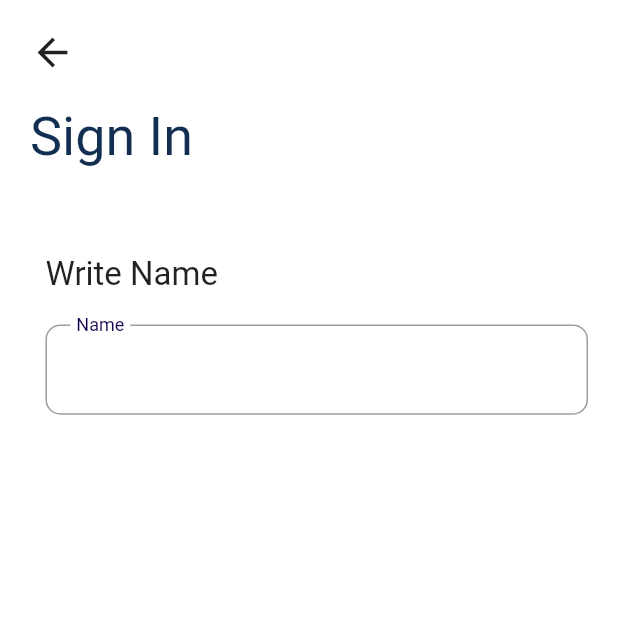
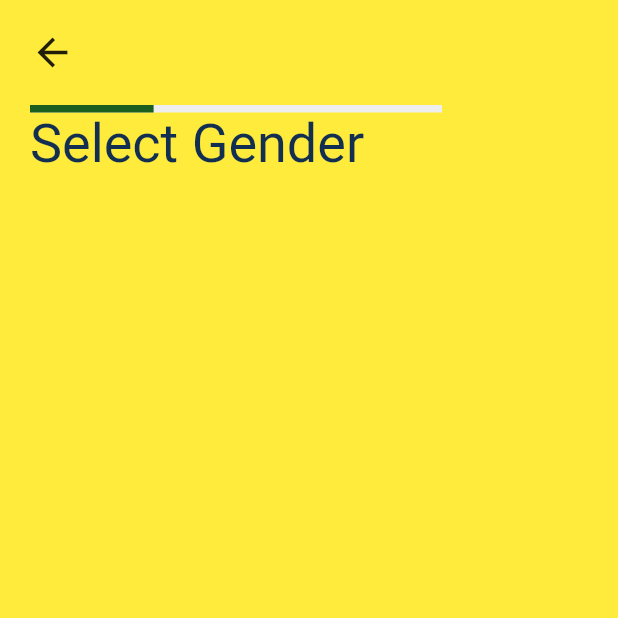
Before and after one commit to sajibAdhi/pencilbox_ui_app_batch21, a Flutter app: the screen it shows after launch, on a phone screen of 412 x 824 dp, the top half of it. Run offline on Flutter 3.47's test engine with Material 2 defaults, Android fonts, the phone set to English and light mode, and no system bars; our stand-ins replace font_awesome_flutter.

Commit message:
AppLayout done

```diff
--- a/lib/main.dart
+++ b/lib/main.dart
@@ -1,4 +1,4 @@
-import 'package:exam3/screens/sign_in_page.dart';
+import 'package:exam3/screens/account/select_gender_page.dart';
 import 'package:flutter/material.dart';
 
 void main() {
@@ -12,7 +12,7 @@
   Widget build(BuildContext context) {
     return MaterialApp(
       debugShowCheckedModeBanner: false,
-      home: SignInPage(),
+      home: SelectGenderPage(),
     );
   }
 }
--- /dev/null
+++ b/lib/screens/account/select_gender_page.dart
@@ -0,0 +1,36 @@
+import 'package:exam3/screens/layout/app_layout.dart';
+import 'package:exam3/widgets/custom_back_button.dart';
+import 'package:exam3/widgets/custom_title.dart';
+import 'package:flutter/material.dart';
+
+class SelectGenderPage extends StatelessWidget {
+  const SelectGenderPage({Key? key}) : super(key: key);
+
+  @override
+  Widget build(BuildContext context) {
+    final _size = MediaQuery.of(context).size;
+    return Scaffold(
+      body: SafeArea(
+          child: Stack(
+        children: [
+          AppLayout(
+            widgets: [
+              CustomBackButton(),
+              Container(
+                alignment: Alignment.center,
+                width: _size.width / 1.5,
+                child: LinearProgressIndicator(
+                  backgroundColor: Colors.grey[200],
+                  color: Colors.green[900],
+                  minHeight: 5,
+                  value: 0.3,
+                ),
+              ),
+              CustomTitle(title: 'Select Gender'),
+            ],
+          ),
+        ],
+      )),
+    );
+  }
+}
--- /dev/null
+++ b/lib/screens/layout/app_layout.dart
@@ -0,0 +1,23 @@
+import 'package:exam3/widgets/custom_back_button.dart';
+import 'package:exam3/widgets/custom_title.dart';
+import 'package:flutter/material.dart';
+
+class AppLayout extends StatelessWidget {
+  final List<Widget> widgets;
+  const AppLayout({Key? key, required this.widgets}) : super(key: key);
+
+  @override
+  Widget build(BuildContext context) {
+    final _size = MediaQuery.of(context).size;
+    return Container(
+      height: _size.height,
+      width: _size.width,
+      color: Colors.yellow,
+      padding: EdgeInsets.symmetric(horizontal: 20.0),
+      child: Column(
+        crossAxisAlignment: CrossAxisAlignment.start,
+        children: widgets,
+      ),
+    );
+  }
+}
--- a/lib/screens/sign_in_page.dart
+++ b/lib/screens/sign_in_page.dart
@@ -19,7 +19,7 @@
               crossAxisAlignment: CrossAxisAlignment.start,
               children: [
                 CustomBackButton(),
-                CustomTitle(),
+                CustomTitle(title: "Sign In"),
                 SizedBox(height: _size.height / 50),
                 Padding(
                   padding: EdgeInsets.only(
--- a/lib/screens/skills.dart
+++ b/lib/screens/skills.dart
@@ -1,8 +1,5 @@
-// import 'package:exams/exam4/widgets/custom_skills_card.dart';
 // import 'package:flutter/cupertino.dart';
 // import 'package:flutter/material.dart';
-// import 'package:percent_indicator/linear_percent_indicator.dart';
-// import 'account.dart';
 
 // class SkillsPage extends StatelessWidget {
 //   const SkillsPage({Key? key}) : super(key: key);
--- a/lib/widgets/custom_back_button.dart
+++ b/lib/widgets/custom_back_button.dart
@@ -6,7 +6,9 @@
   @override
   Widget build(BuildContext context) {
     return GestureDetector(
-      onTap: () {},
+      onTap: () {
+        Navigator.pop(context);
+      },
       child: new Container(
         padding: EdgeInsets.symmetric(vertical: 20),
         child: Icon(
--- a/lib/widgets/custom_title.dart
+++ b/lib/widgets/custom_title.dart
@@ -1,13 +1,14 @@
 import 'package:flutter/material.dart';
 
 class CustomTitle extends StatelessWidget {
-  const CustomTitle({Key? key}) : super(key: key);
+  final String title;
+  const CustomTitle({Key? key, required this.title}) : super(key: key);
 
   @override
   Widget build(BuildContext context) {
     return Container(
       child: Text(
-        'Sign In',
+        title,
         style: TextStyle(
           fontSize: 36,
           color: Color(0xFF122F51),
```
